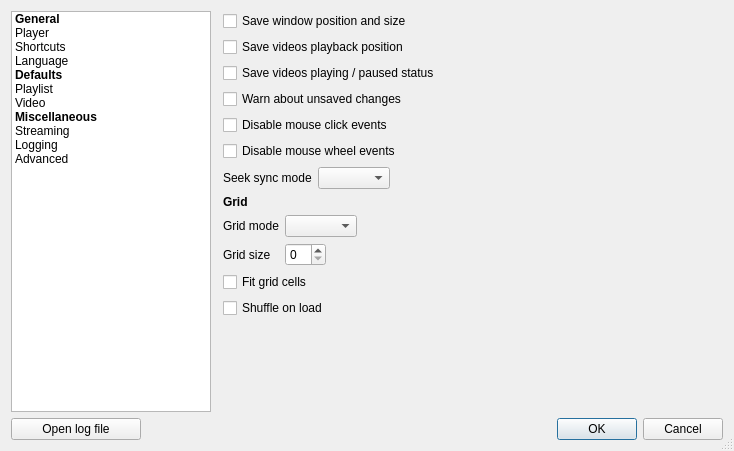
The window that resources/ui/settings_dialog.ui (vzhd1701/gridplayer) describes before a commit, drawn with Qt 5.
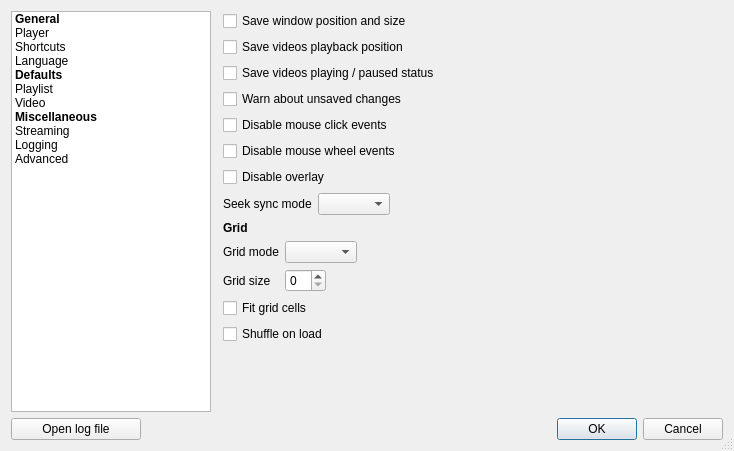
The same window after the commit. The open tabs and pages were chosen to show the change. Custom widgets are drawn as their Qt base class.

Commit message: feat: add option to disable overlay

What changed in the file:
```diff
--- a/resources/ui/settings_dialog.ui
+++ b/resources/ui/settings_dialog.ui
@@ -530,6 +530,13 @@
            </property>
           </widget>
          </item>
+         <item>
+          <widget class="QCheckBox" name="playlistDisableOverlay">
+           <property name="text">
+            <string>Disable overlay</string>
+           </property>
+          </widget>
+         </item>
          <item>
           <layout class="QFormLayout" name="formLayout_2">
            <property name="fieldGrowthPolicy">
```
The commit also changes 11 other files.
